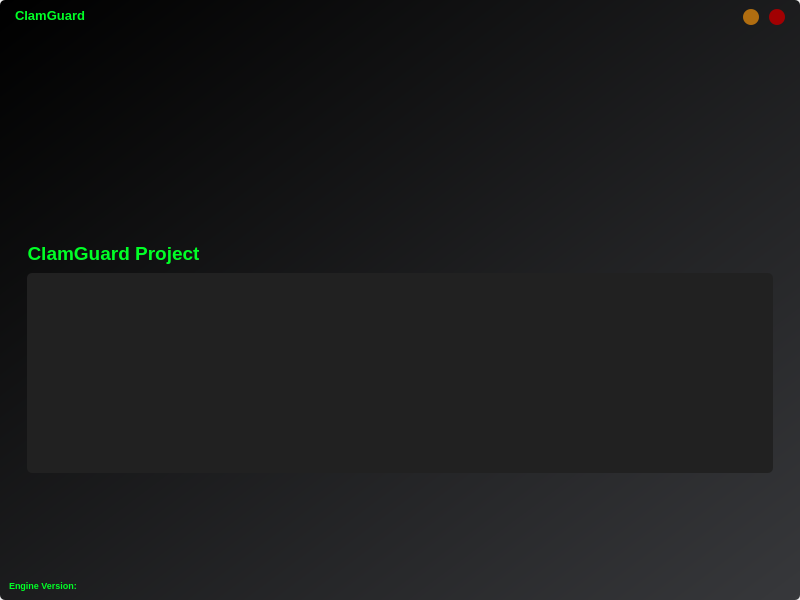
Above: mainWindow.ui from 5trange/ClamGuard before the change. Below: the same form after it.
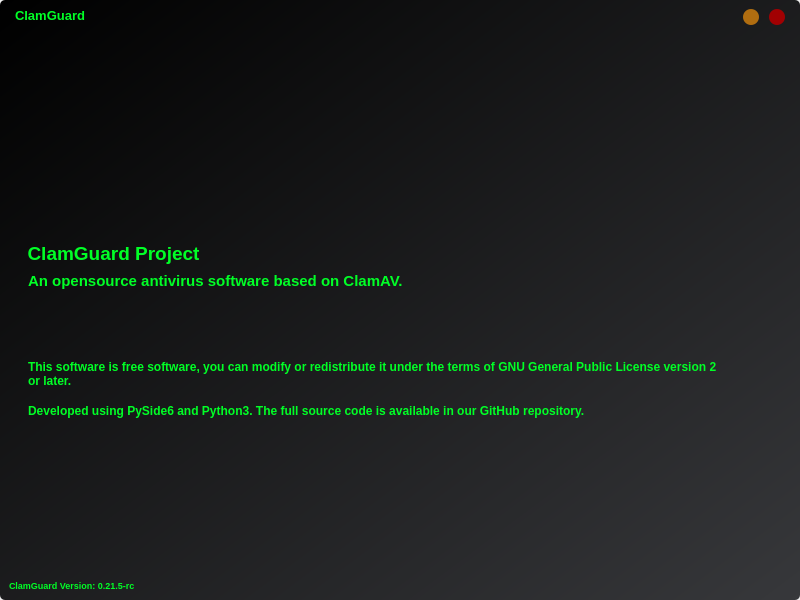
That is the form after the change. The open tabs and pages were chosen to show the change. Icons and pictures are not drawn.

```diff
--- a/mainWindow.ui
+++ b/mainWindow.ui
@@ -241,9 +241,7 @@
        <item>
         <widget class="QFrame" name="mainInterface">
          <property name="font">
-          <font>
-           <family>SF Pro Text</family>
-          </font>
+          <font/>
          </property>
          <property name="styleSheet">
           <string notr="true">background-color:none;</string>
@@ -1273,31 +1271,6 @@
                   <bool>true</bool>
                  </property>
                 </widget>
-                <widget class="QPlainTextEdit" name="aboutLicense">
-                 <property name="geometry">
-                  <rect>
-                   <x>9</x>
-                   <y>50</y>
-                   <width>746</width>
-                   <height>200</height>
-                  </rect>
-                 </property>
-                 <property name="styleSheet">
-                  <string notr="true">QPlainTextEdit
-{
-	 
-	background-color: rgb(33, 33, 33);
-	color: rgb(0,255,38);
-}
-	</string>
-                 </property>
-                 <property name="undoRedoEnabled">
-                  <bool>false</bool>
-                 </property>
-                 <property name="readOnly">
-                  <bool>true</bool>
-                 </property>
-                </widget>
                 <widget class="QLabel" name="AboutGPL">
                  <property name="geometry">
                   <rect>
@@ -1317,10 +1290,89 @@
                   <bool>true</bool>
                  </property>
                 </widget>
-                <zorder>aboutLicense</zorder>
-                <zorder>ProjectTitle</zorder>
-                <zorder>AboutGithub</zorder>
-                <zorder>AboutGPL</zorder>
+                <widget class="QLabel" name="label">
+                 <property name="geometry">
+                  <rect>
+                   <x>10</x>
+                   <y>50</y>
+                   <width>381</width>
+                   <height>16</height>
+                  </rect>
+                 </property>
+                 <property name="font">
+                  <font>
+                   <family>Ubuntu</family>
+                   <pointsize>11</pointsize>
+                   <bold>true</bold>
+                  </font>
+                 </property>
+                 <property name="styleSheet">
+                  <string notr="true">QLabel
+{
+	color: rgb(0, 255, 38);
+	border:none;
+}
+</string>
+                 </property>
+                 <property name="text">
+                  <string>An opensource antivirus software based on ClamAV.</string>
+                 </property>
+                </widget>
+                <widget class="QLabel" name="label_2">
+                 <property name="geometry">
+                  <rect>
+                   <x>10</x>
+                   <y>130</y>
+                   <width>741</width>
+                   <height>41</height>
+                  </rect>
+                 </property>
+                 <property name="font">
+                  <font>
+                   <family>Ubuntu</family>
+                   <bold>true</bold>
+                  </font>
+                 </property>
+                 <property name="styleSheet">
+                  <string notr="true">QLabel
+{
+	color: rgb(0, 255, 38);
+	border:none;
+}
+</string>
+                 </property>
+                 <property name="text">
+                  <string>This software is free software, you can modify or redistribute it under the terms of GNU General Public License version 2
+or later.</string>
+                 </property>
+                </widget>
+                <widget class="QLabel" name="label_3">
+                 <property name="geometry">
+                  <rect>
+                   <x>10</x>
+                   <y>180</y>
+                   <width>571</width>
+                   <height>16</height>
+                  </rect>
+                 </property>
+                 <property name="font">
+                  <font>
+                   <family>Ubuntu</family>
+                   <bold>true</bold>
+                  </font>
+                 </property>
+                 <property name="styleSheet">
+                  <string notr="true">QLabel
+{
+	color: rgb(0, 255, 38);
+	border:none;
+}
+</string>
+                 </property>
+                 <property name="text">
+                  <string>Developed using PySide6 and Python3. The full source code is available in our GitHub repository.</string>
+                 </property>
+                </widget>
                </widget>
               </item>
              </layout>
@@ -1497,7 +1549,6 @@
            <widget class="QLabel" name="engineVer">
             <property name="font">
              <font>
-              <family>Ubuntu</family>
               <pointsize>7</pointsize>
               <bold>true</bold>
              </font>
@@ -1506,7 +1557,7 @@
              <string notr="true">color: rgb(0, 255, 38);</string>
             </property>
             <property name="text">
-             <string>Engine Version: </string>
+             <string>ClamGuard Version: 0.21.5-rc</string>
             </property>
            </widget>
           </item>
```
Left out of the diff: 27 changed lines with no effect on the pictures.
